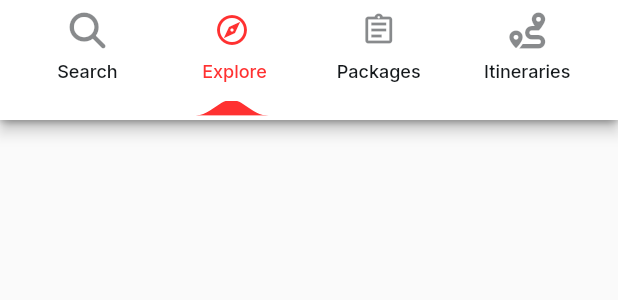
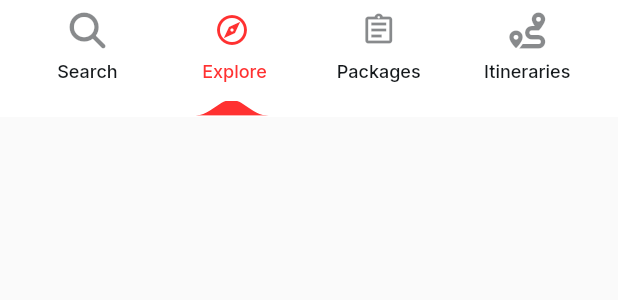
Before and after one commit to mohitpanchal1999/trip_leo_flutterflow, a Flutter app: the BottomNavigationBarWidget widget shown alone on an empty page, opened directly, on a phone screen of 412 x 824 dp. Shown: the top 300 px of the screen. Run offline on Flutter 3.47's test engine with Material 3 defaults, Android fonts, the phone set to English and light mode, and no system bars; our stand-ins replace auto_size_text, calendar_date_picker2, dropdown_button2, file_picker, flutter_animate, flutter_svg and 10 more; missing offline and left inert: json_path, mime_type; accounts and stored records are empty; network calls fail.

Commit message:
fix issues

```diff
--- a/lib/pages/component/bottom_navigation_bar/bottom_navigation_bar_widget.dart
+++ b/lib/pages/component/bottom_navigation_bar/bottom_navigation_bar_widget.dart
@@ -51,19 +51,19 @@ class _BottomNavigationBarWidgetState extends State<BottomNavigationBarWidget> {
       visible: widget.hidden == false,
       child: Material(
         color: Colors.transparent,
-        elevation: 4.0,
+        elevation: 0.0,
         child: Container(
           width: double.infinity,
-          height: 80.0,
+          height: 78.0,
           decoration: const BoxDecoration(
             color: Colors.white,
             boxShadow: [
               BoxShadow(
-                blurRadius: 2.5,
+                blurRadius: 0.0,
                 color: Color(0x33000000),
                 offset: Offset(
                   0.0,
-                  2.0,
+                  -0.8,
                 ),
               )
             ],
```
Also changed, not shown: lib/pages/bottom_menu_view/home_screen/home_screen_widget.dart (+4 -5 lines), 6 other files.
